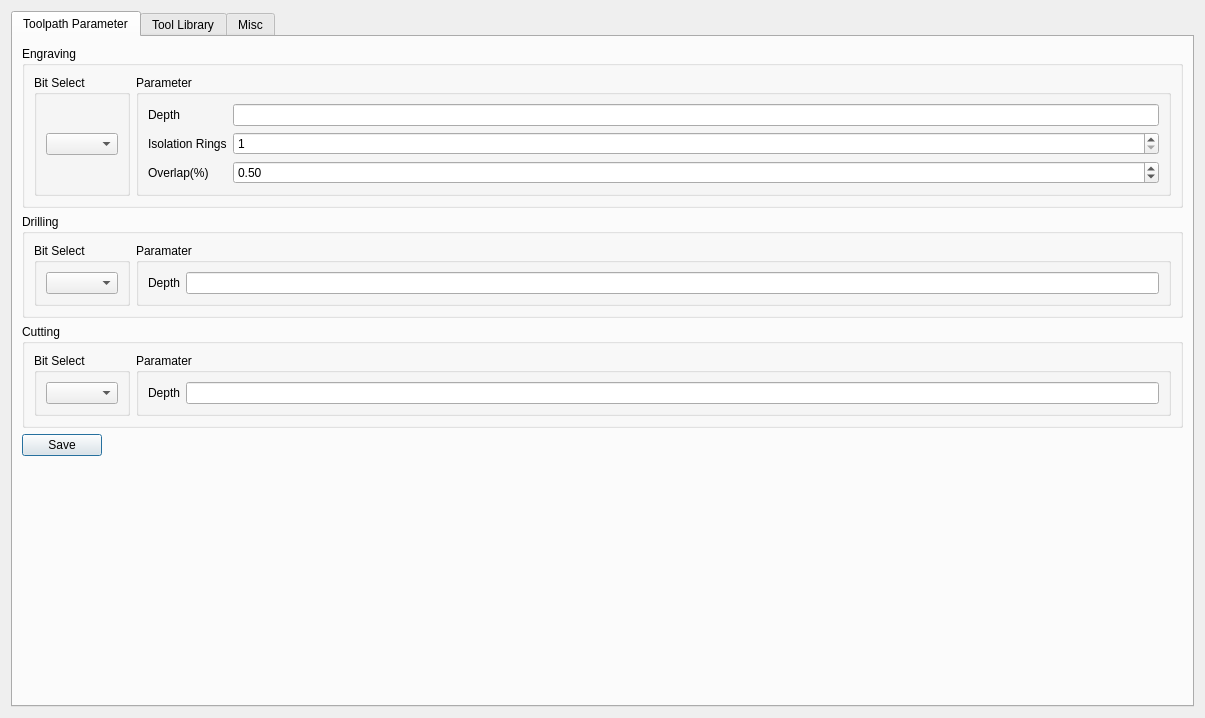
Before: the Qt Designer form res/settingwindow.ui in computergeek1507/GerberCAM, drawn with Qt 5.
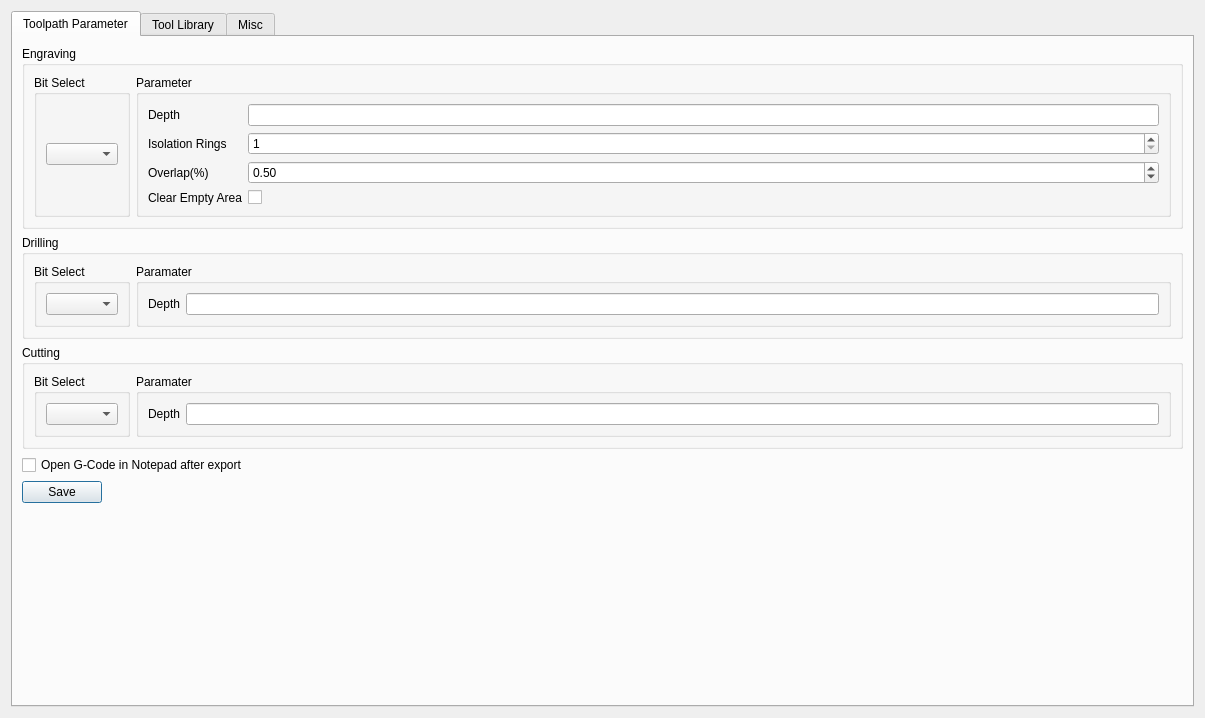
After: the same form once the commit is applied.

Commit message: add milling all empty areas

```diff
--- a/res/settingwindow.ui
+++ b/res/settingwindow.ui
@@ -106,6 +106,20 @@
                  </property>
                 </widget>
                </item>
+               <item row="3" column="0">
+                <widget class="QLabel" name="labelClearEmptyArea">
+                 <property name="text">
+                  <string>Clear Empty Area</string>
+                 </property>
+                </widget>
+               </item>
+               <item row="3" column="2">
+                <widget class="QCheckBox" name="checkBoxClearEmptyArea">
+                 <property name="text">
+                  <string/>
+                 </property>
+                </widget>
+               </item>
               </layout>
              </widget>
             </item>
@@ -192,6 +206,13 @@
            </layout>
           </widget>
          </item>
+         <item>
+          <widget class="QCheckBox" name="checkBoxOpenInNotepad">
+           <property name="text">
+            <string>Open G-Code in Notepad after export</string>
+           </property>
+          </widget>
+         </item>
          <item>
           <layout class="QHBoxLayout" name="horizontalLayout_6">
            <item>
```
The commit also changes 9 other files.
